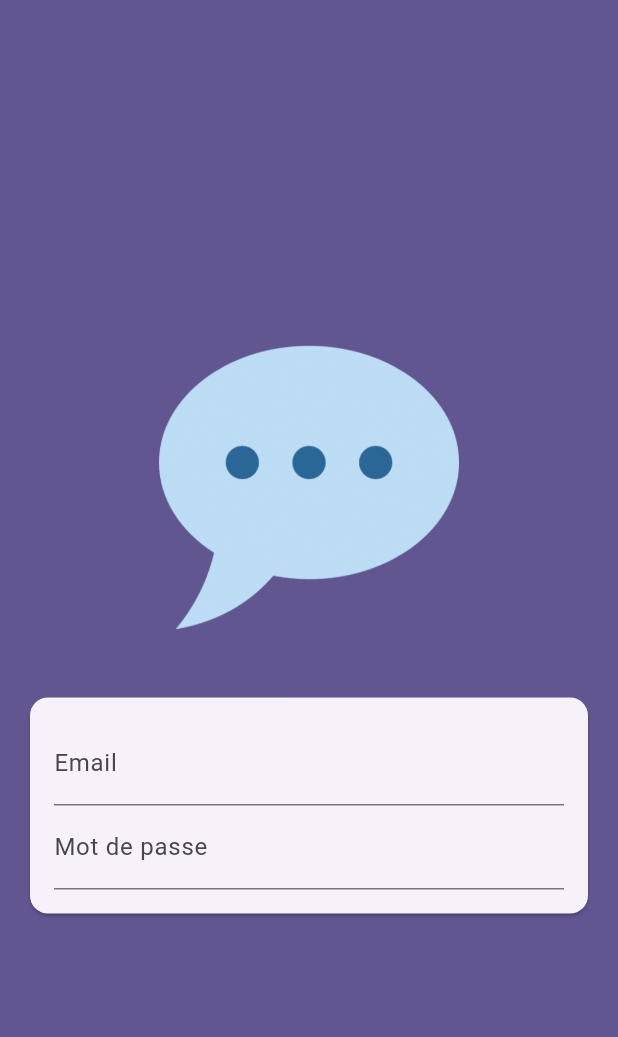
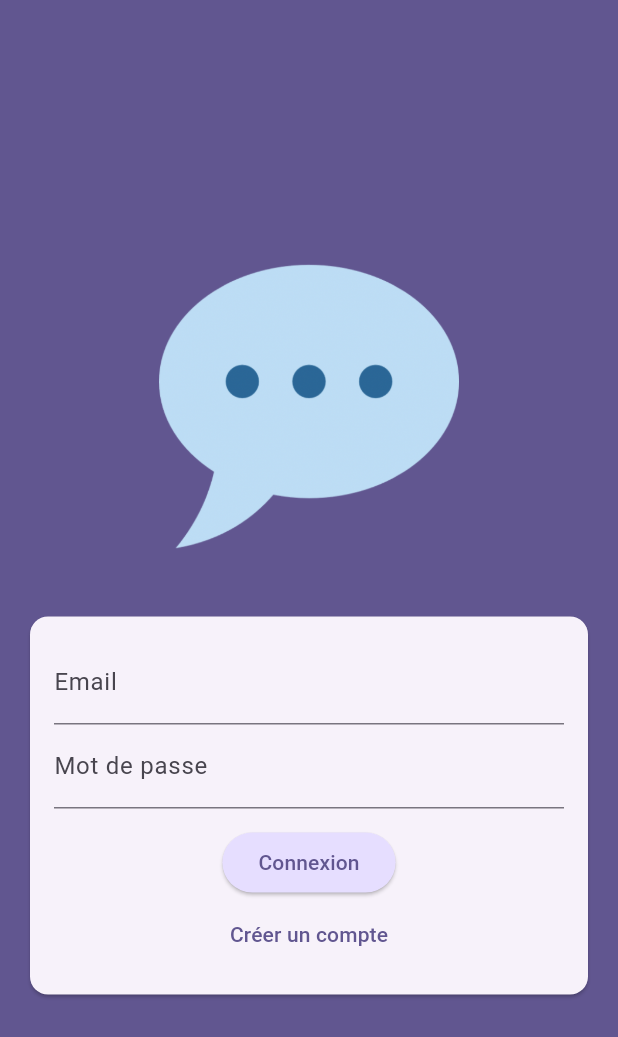
Before and after one commit to UnknownChick/chat-app-flutter, a Flutter app: the screen it shows after launch, on a phone screen of 412 x 824 dp. Shown: the top 1037 px of the screen. Run offline on Flutter 3.47's test engine with Material 3 defaults, Android fonts, the phone set to English and light mode, and no system bars.

Commit message:
feat(auth screen): add connexion and create account button with logic

```diff
--- a/lib/screens/auth.dart
+++ b/lib/screens/auth.dart
@@ -1,7 +1,7 @@
 import 'package:flutter/material.dart';
 
-class AuthScreen extends StatefulWidget {
-  const AuthScreen({Key? key}) : super(key: key);
+class AuthScreen extends StatefulWidget { // permet de créer un état pour la page
+  const AuthScreen({Key? key}) : super(key: key); // permet de créer une clé pour la page
 
   @override
   State<StatefulWidget> createState() {
@@ -10,9 +10,11 @@ class AuthScreen extends StatefulWidget {
 }
 
 class _AuthScreenState extends State<AuthScreen> {
+  var _isLogin = true; // permet de créer une variable pour le chargement
+
   @override
   Widget build(BuildContext context) {
-    return Scaffold(
+    return Scaffold( // permet de créer une page
       backgroundColor: Theme.of(context).colorScheme.primary,
       body: Center(
         child: SingleChildScrollView(
@@ -52,6 +54,28 @@ class _AuthScreenState extends State<AuthScreen> {
                             ),
                             obscureText: true, // permet de cacher le mot de passe
                           ),
+                          const SizedBox(
+                            height: 12
+                          ),
+                          ElevatedButton( // permet de créer un bouton
+                            onPressed: () {
+
+                            },
+                            style: ElevatedButton.styleFrom( // permet de modifier le style du bouton
+                              backgroundColor: Theme.of(context).colorScheme.primaryContainer, // permet de modifier la couleur du texte
+                            ),
+                            child: Text(_isLogin ? 'Connexion' : 'S\'inscrire'),
+                          ),
+                          TextButton(
+                            onPressed: () {
+                              setState(() {
+                                _isLogin = !_isLogin; // permet de changer le texte du bouton
+                              });
+                            },
+                            child: Text(
+                              _isLogin ? 'Créer un compte' : 'J\'ai déjà un compte',
+                            ),
+                          ),
                         ],
                       ),
                     ),
```
